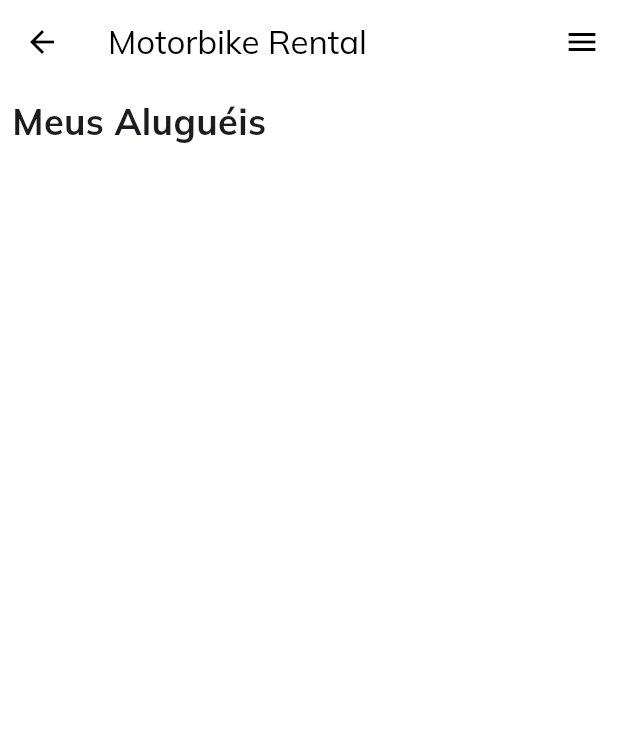
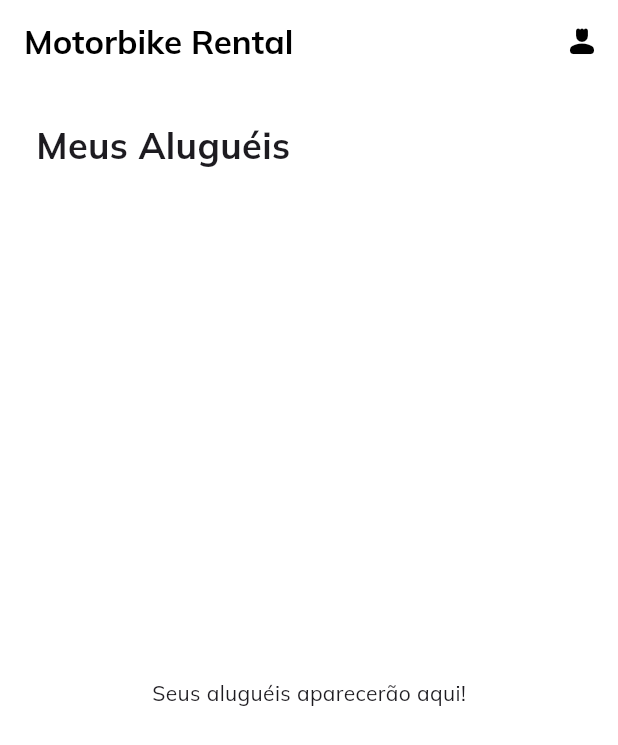
Before and after one commit to andrfranklin/motorbike_rent, a Flutter app: the RentalScreen screen opened directly, on a phone screen of 412 x 824 dp. Shown: the top 745 px of the screen. Run offline on Flutter 3.47's test engine with Material 3 defaults, Android fonts, the phone set to English and light mode, and no system bars; our stand-ins replace google_fonts, image_picker; accounts and stored records are empty; network calls fail.

Commit message:
feat: it adds new route and updates screens

```diff
--- a/lib/main.dart
+++ b/lib/main.dart
@@ -2,6 +2,7 @@ import 'package:flutter/material.dart';
 import 'package:google_fonts/google_fonts.dart';
 import 'package:motorbikes_rent/providers/customer.dart';
 import 'package:motorbikes_rent/screens/home.dart';
+import 'package:motorbikes_rent/screens/rental.dart';
 import 'package:motorbikes_rent/screens/sign_up.dart';
 import 'package:motorbikes_rent/providers/brand.dart';
 import 'package:motorbikes_rent/providers/motorbike.dart';
@@ -33,6 +34,7 @@ class MyApp extends StatelessWidget {
         home: Home(),
         routes: {
           AppRoutes.SIGN_UP: (ctx) => const SignUpPage(),
+          AppRoutes.RENTAL_LIST: (ctx) => RentalScreen(),
         },
       ),
     );
--- a/lib/screens/rental.dart
+++ b/lib/screens/rental.dart
@@ -2,47 +2,46 @@ import 'package:flutter/material.dart';
 import 'package:motorbikes_rent/models/rental.dart';
 import 'package:motorbikes_rent/providers/customer.dart';
 import 'package:motorbikes_rent/providers/motorbike.dart';
+import 'package:motorbikes_rent/utils/api/motorbike.dart';
 import 'package:motorbikes_rent/utils/api/rent.dart';
-import 'package:motorbikes_rent/utils/base_url.dart';
+import 'package:motorbikes_rent/widgets/custom_app_bar.dart';
+import 'package:motorbikes_rent/widgets/drawer/custom_drawer.dart';
+import 'package:motorbikes_rent/widgets/layouts/base_layout.dart';
 import 'package:provider/provider.dart';
+import 'package:intl/intl.dart';
 
-class RentalScreen extends StatelessWidget {
-  final List<RentalModel> rentals = [];
-  late MotorbikeProvider motorbikeProvider;
-  late CustomerProvider customerProvider;
-  final rentalApi = RentApi();
-  final _baseUrlStorage = '${BaseUrl.storage}motorbike%2F';
+class RentalScreen extends StatefulWidget {
+  const RentalScreen({super.key});
 
-  RentalScreen({super.key});
+  @override
+  _RentalScreenState createState() => _RentalScreenState();
+}
+
+class _RentalScreenState extends State<RentalScreen> {
+  final List<RentalModel> _rentals = [];
+  final _scaffoldKey = GlobalKey<ScaffoldState>();
+  final _rentalApi = RentApi();
+  final _motorbikeApi = MotorbikeApi();
 
   @override
   Widget build(BuildContext context) {
-    motorbikeProvider = Provider.of<MotorbikeProvider>(context);
-    customerProvider = Provider.of<CustomerProvider>(context);
+    final motorbikeProvider = Provider.of<MotorbikeProvider>(context);
+    final customerProvider = Provider.of<CustomerProvider>(context);
 
-    rentalApi
+    if (customerProvider.isCustomerLoggedIn() && _rentals.isEmpty) {
+      _rentalApi
           .getRent(customerId: customerProvider.customer?.id! ?? "")
-        .then((value) => {rentals.addAll(value)});
+          .then((value) => {setState(() => _rentals.addAll(value))});
+    }
 
     return Scaffold(
-      appBar: AppBar(
-        title: const Text('Motorbike Rental'),
-        leading: IconButton(
-          icon: const Icon(Icons.arrow_back),
-          onPressed: () {
-            Navigator.pop(context);
-          },
+      key: _scaffoldKey,
+      appBar: CustomAppBar(
+        scaffoldState: _scaffoldKey,
       ),
-        actions: [
-          IconButton(
-            icon: const Icon(Icons.menu),
-            onPressed: () {
-              // Implementar menu de navegação
-            },
-          ),
-        ],
-      ),
-      body: Padding(
+      endDrawer: const CustomDrawer(),
+      body: BaseLayout(
+        child: Padding(
           padding: const EdgeInsets.all(8.0),
           child: Column(
             crossAxisAlignment: CrossAxisAlignment.start,
@@ -53,38 +52,57 @@ class RentalScreen extends StatelessWidget {
               ),
               const SizedBox(height: 10),
               Expanded(
-              child: ListView.builder(
-                itemCount: rentals.length,
+                child: _rentals.isEmpty
+                    ? const Center(
+                        child: Text("Seus aluguéis aparecerão aqui!"))
+                    : ListView.builder(
+                        itemCount: _rentals.length,
                         itemBuilder: (context, index) {
-                  final rental = rentals[index];
+                          final rental = _rentals[index];
                           return Card(
                             margin: const EdgeInsets.symmetric(vertical: 8),
-                    child: ListTile(
-                      leading: FutureBuilder(
+                            child: FutureBuilder(
                               future: motorbikeProvider.readMotorbike(
                                   motorbikeId: rental.productId),
                               builder: (context, snapshot) {
                                 if (snapshot.connectionState ==
                                     ConnectionState.waiting) {
-                            return const CircularProgressIndicator();
+                                  return const ListTile(
+                                    tileColor: Colors.white70,
+                                    leading: CircularProgressIndicator(),
+                                    title: Text("Carregando..."),
+                                    subtitle: Text('...'),
+                                  );
                                 } else if (snapshot.hasError) {
-                            return const Icon(Icons.error);
-                          } else if (snapshot.data?.images[0] != null) {
-                            return Image.network(
-                              '$_baseUrlStorage${snapshot.data?.images[0]}?alt=media',
-                              fit: BoxFit.fitWidth,
+                                  return const ListTile(
+                                    tileColor: Colors.white70,
+                                    leading: Icon(Icons.error),
+                                    title: Text("Fail..."),
+                                    subtitle: Text('...'),
                                   );
                                 } else {
-                            return const Icon(Icons.image_not_supported);
-                          }
-                        },
-                      ),
-                      title: Text(rental.productId),
+                                  final hasImg =
+                                      snapshot.data?.images[0] != null;
+                                  return ListTile(
+                                    tileColor: Colors.white70,
+                                    leading: hasImg
+                                        ? Image.network(
+                                            _motorbikeApi.imageUrl(
+                                                snapshot.data!.images[0]),
+                                            fit: BoxFit.fitWidth,
+                                            height: 100.0,
+                                          )
+                                        : const Icon(Icons.image_not_supported),
+                                    title: Text(snapshot.data?.model ?? ""),
                                     subtitle: Text(
-                          'Válido até: ${rental.endDate.split('-').reversed.join('/')}\nR\$ ${rental.price.toStringAsFixed(2)}'),
-                      trailing: const Icon(Icons.arrow_forward_ios),
+                                        'Válido até: ${DateFormat('dd/MM/yy').format(DateTime.parse(rental.endDate))}\nR\$ ${rental.price.toStringAsFixed(2)}'),
+                                    trailing:
+                                        const Icon(Icons.arrow_forward_ios),
                                     onTap: () {
                                       // Implementar navegação para detalhes do aluguel
+                                    },
+                                  );
+                                }
                               },
                             ),
                           );
@@ -94,6 +112,7 @@ class RentalScreen extends StatelessWidget {
             ],
           ),
         ),
+      ),
     );
   }
 }
--- a/lib/utils/app_routes.dart
+++ b/lib/utils/app_routes.dart
@@ -2,6 +2,6 @@ class AppRoutes {
   static const SIGN_UP = '/sign-up';
   static const SIGN_IN = '/sign-in';
   static const RENTING = '/renting';
-  static const RENTING_LIST = '/renting-list';
+  static const RENTAL_LIST = '/rental-list';
   static const CHECKOUT = '/checkout';
 }
```
Lines whose indentation alone changed are shown as unchanged.
